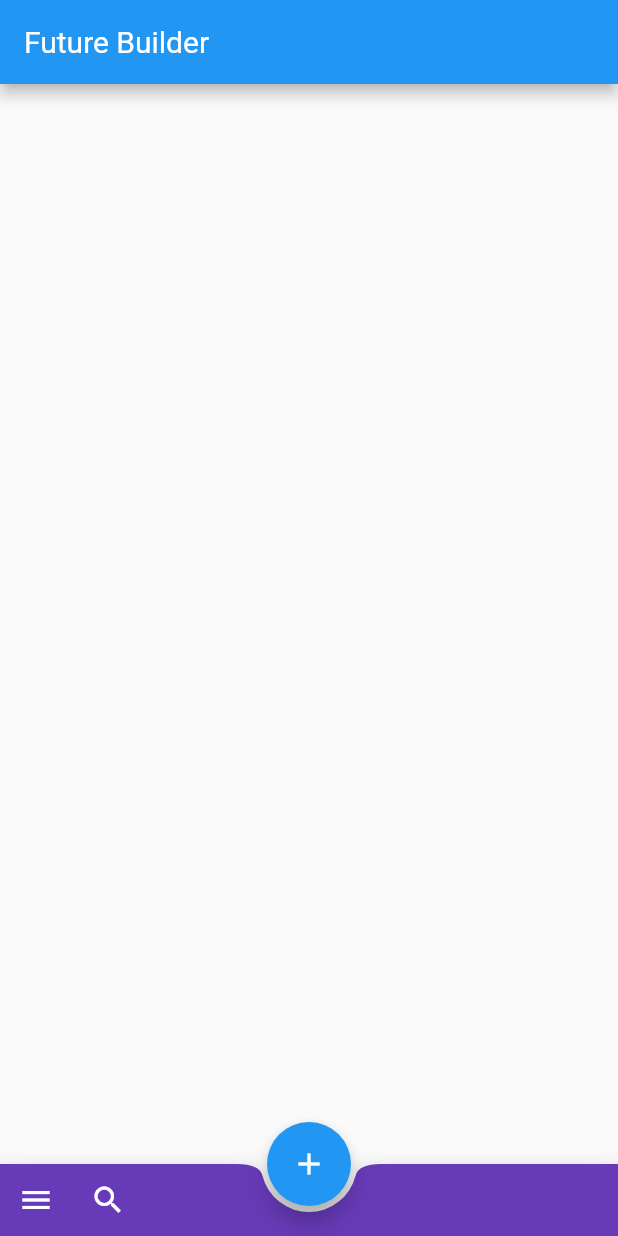
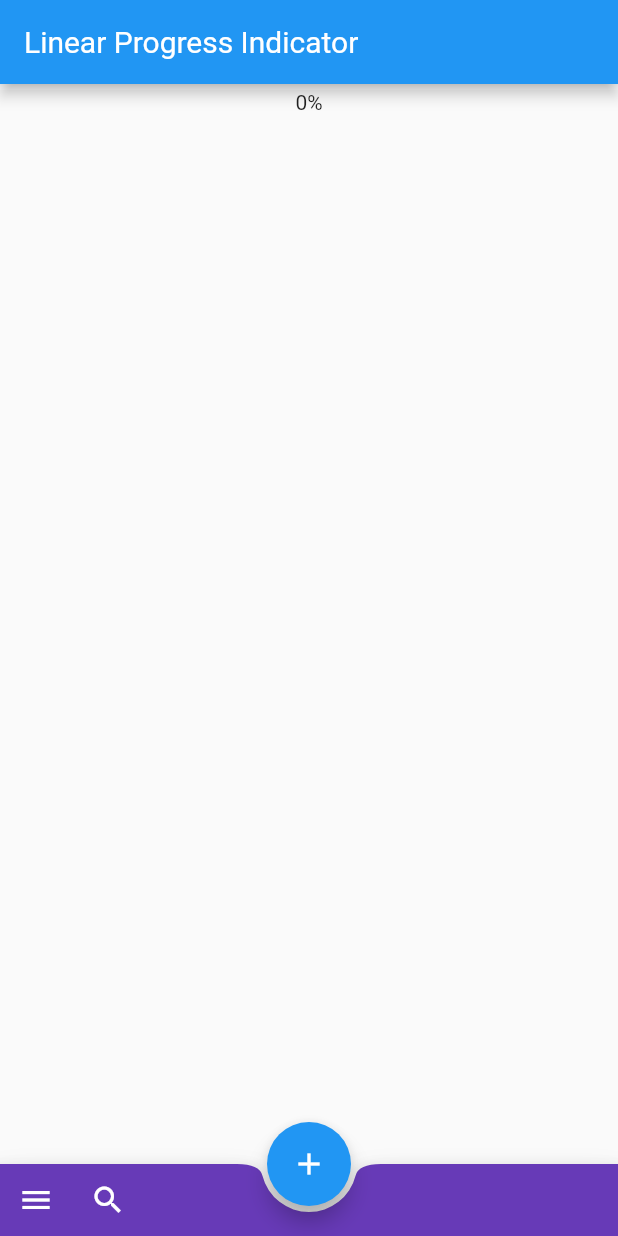
Before and after one commit to josephmtinangi/flutter-app, a Flutter app: the screen it shows after launch, on a phone screen of 412 x 824 dp. Run offline on Flutter 3.47's test engine with Material 2 defaults, Android fonts, the phone set to English and light mode, and no system bars.

Commit message:
Linear Progress Indicator

```diff
--- a/lib/main.dart
+++ b/lib/main.dart
@@ -8,17 +8,24 @@ class MyHomePage extends StatefulWidget {
 }
 
 class MyHomePageState extends State<MyHomePage> {
+  double _progress = 0.0;
+
   @override
   Widget build(BuildContext context) {
     return MaterialApp(
       title: 'Flutter',
       home: Scaffold(
         appBar: AppBar(
-          title: Text('Future Builder'),
+          title: Text('Linear Progress Indicator'),
         ),
         body: Scaffold(
           floatingActionButton: FloatingActionButton(
             child: Icon(Icons.add),
+            onPressed: () {
+              setState(() {
+                _progress = 0.2;
+              });
+            },
           ),
           floatingActionButtonLocation:
               FloatingActionButtonLocation.centerDocked,
@@ -40,7 +47,18 @@ class MyHomePageState extends State<MyHomePage> {
               ],
             ),
           ),
-          body: Container(),
+          body: Column(
+            children: <Widget>[
+              LinearProgressIndicator(
+                value: _progress,
+                valueColor: AlwaysStoppedAnimation<Color>(
+                  Color.lerp(Colors.yellow, Colors.pink, _progress),
+                ),
+                backgroundColor: Colors.white,
+              ),
+              Text((_progress * 100).toStringAsFixed(0) + '%')
+            ],
+          ),
         ),
       ),
       debugShowCheckedModeBanner: false,
```
